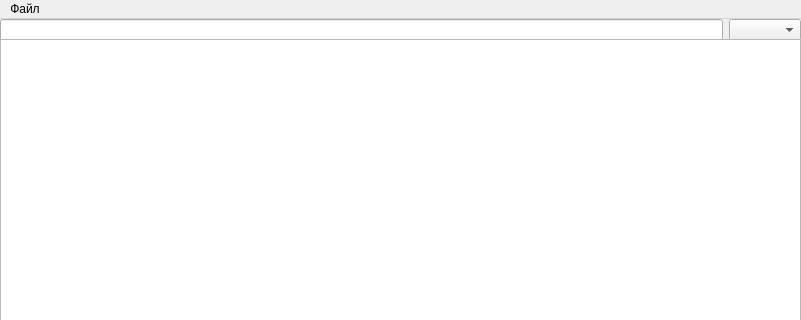
Zulcom/Course-Paper, file Course-Paper/search.ui: the form before one commit; both pictures show x 0 to 801 and y 0 to 320 of the 801 by 500 pixel window.
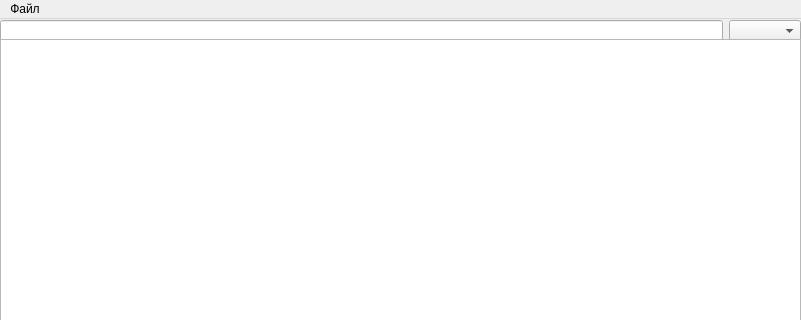
The form after the commit.

Diff of the .ui file:
```diff
--- a/Course-Paper/search.ui
+++ b/Course-Paper/search.ui
@@ -36,7 +36,7 @@
       <x>0</x>
       <y>0</y>
       <width>801</width>
-      <height>22</height>
+      <height>24</height>
      </rect>
     </property>
     <layout class="QHBoxLayout" name="horizontalLayout">
```
Left out of the diff: 6 changed lines with no effect on the pictures.
